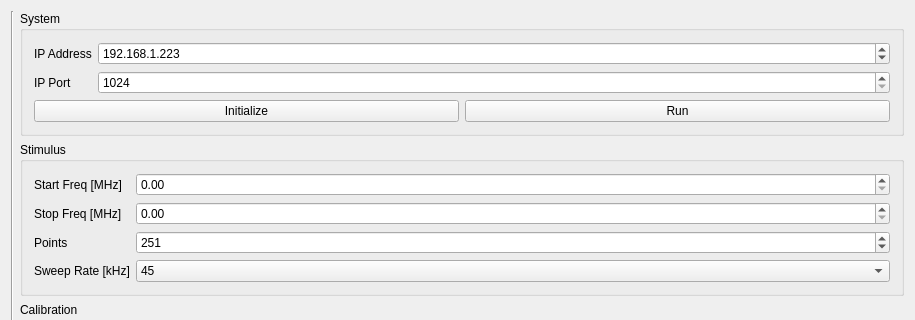
Above: mainwindow.ui from AkelaInc/OpenVNA-Cxx-Demo before the change; both pictures show x 0 to 915 and y 0 to 320 of the 915 by 691 pixel window. Below: the same form after it.
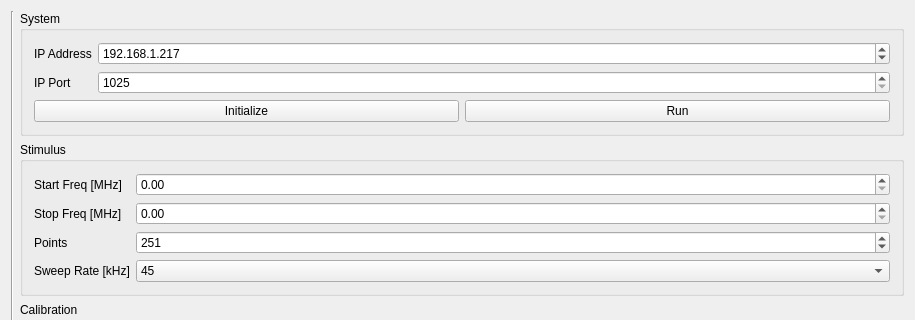
That is the form after the change.

What changed in the file:
```diff
--- a/mainwindow.ui
+++ b/mainwindow.ui
@@ -45,7 +45,7 @@
             <number>254</number>
            </property>
            <property name="value">
-            <number>223</number>
+            <number>217</number>
            </property>
           </widget>
          </item>
@@ -66,7 +66,7 @@
          <item row="1" column="1">
           <widget class="QSpinBox" name="port">
            <property name="minimum">
-            <number>1024</number>
+            <number>1025</number>
            </property>
            <property name="maximum">
             <number>65535</number>
```
